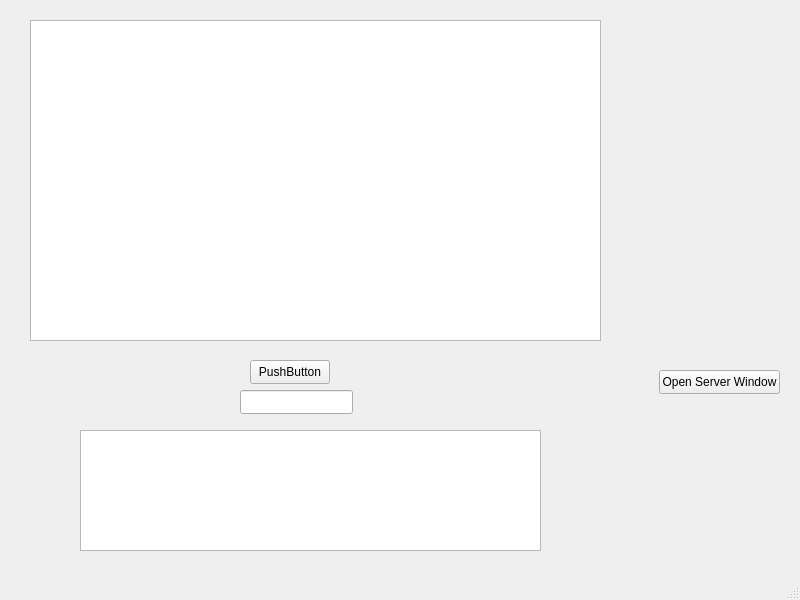
This is mainwindow.ui in bairgran/ConcurrentRisk as Qt 5 draws it before an edit. The edited form follows.
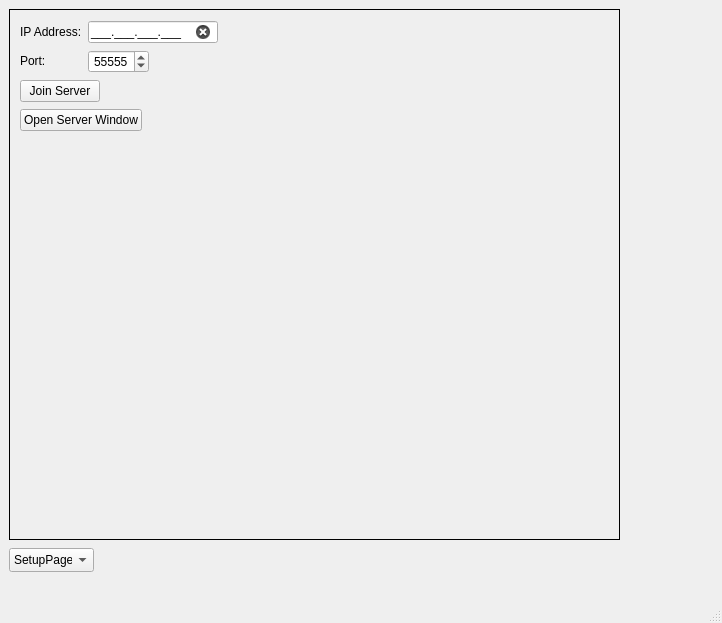
This is the edited form.

Commit message: added game to a stackedwidget with the login screen on the other page. Can be switched with a combo box.

The edit to the form file:
```diff
--- a/mainwindow.ui
+++ b/mainwindow.ui
@@ -6,69 +6,321 @@
    <rect>
     <x>0</x>
     <y>0</y>
-    <width>800</width>
-    <height>600</height>
+    <width>722</width>
+    <height>623</height>
    </rect>
   </property>
+  <property name="sizePolicy">
+   <sizepolicy hsizetype="Minimum" vsizetype="Minimum">
+    <horstretch>0</horstretch>
+    <verstretch>0</verstretch>
+   </sizepolicy>
+  </property>
   <property name="windowTitle">
    <string>MainWindow</string>
   </property>
+  <property name="styleSheet">
+   <string notr="true"/>
+  </property>
   <widget class="QWidget" name="centralwidget">
-   <widget class="QListView" name="listView">
-    <property name="geometry">
-     <rect>
-      <x>30</x>
-      <y>20</y>
-      <width>571</width>
-      <height>321</height>
-     </rect>
+   <property name="sizePolicy">
+    <sizepolicy hsizetype="Minimum" vsizetype="Minimum">
+     <horstretch>0</horstretch>
+     <verstretch>0</verstretch>
+    </sizepolicy>
+   </property>
+   <widget class="QStackedWidget" name="stackedWidget">
+    <property name="enabled">
+     <bool>true</bool>
     </property>
-   </widget>
-   <widget class="QPushButton" name="pushButton">
     <property name="geometry">
      <rect>
-      <x>250</x>
-      <y>360</y>
-      <width>80</width>
-      <height>24</height>
+      <x>9</x>
+      <y>9</y>
+      <width>611</width>
+      <height>531</height>
      </rect>
     </property>
-    <property name="text">
-     <string>PushButton</string>
+    <property name="sizePolicy">
+     <sizepolicy hsizetype="Minimum" vsizetype="Minimum">
+      <horstretch>0</horstretch>
+      <verstretch>0</verstretch>
+     </sizepolicy>
     </property>
-   </widget>
-   <widget class="QLineEdit" name="lineEdit">
-    <property name="geometry">
-     <rect>
-      <x>240</x>
-      <y>390</y>
-      <width>113</width>
-      <height>24</height>
-     </rect>
+    <property name="frameShape">
+     <enum>QFrame::Shape::Box</enum>
     </property>
-   </widget>
-   <widget class="QListView" name="listView_2">
-    <property name="geometry">
-     <rect>
-      <x>80</x>
-      <y>430</y>
-      <width>461</width>
-      <height>121</height>
-     </rect>
+    <property name="currentIndex">
+     <number>0</number>
     </property>
+    <widget class="QWidget" name="SetupPage">
+     <property name="sizePolicy">
+      <sizepolicy hsizetype="Minimum" vsizetype="Minimum">
+       <horstretch>0</horstretch>
+       <verstretch>0</verstretch>
+      </sizepolicy>
+     </property>
+     <widget class="QWidget" name="layoutWidget">
+      <property name="geometry">
+       <rect>
+        <x>0</x>
+        <y>0</y>
+        <width>218</width>
+        <height>135</height>
+       </rect>
+      </property>
+      <layout class="QGridLayout" name="gridLayout_2">
+       <property name="sizeConstraint">
+        <enum>QLayout::SizeConstraint::SetNoConstraint</enum>
+       </property>
+       <property name="leftMargin">
+        <number>10</number>
+       </property>
+       <property name="topMargin">
+        <number>10</number>
+       </property>
+       <property name="rightMargin">
+        <number>10</number>
+       </property>
+       <property name="bottomMargin">
+        <number>10</number>
+       </property>
+       <item row="2" column="0" colspan="2">
+        <widget class="QPushButton" name="pushButton_2">
+         <property name="sizePolicy">
+          <sizepolicy hsizetype="Fixed" vsizetype="Fixed">
+           <horstretch>0</horstretch>
+           <verstretch>0</verstretch>
+          </sizepolicy>
+         </property>
+         <property name="text">
+          <string>Join Server</string>
+         </property>
+        </widget>
+       </item>
+       <item row="0" column="1">
+        <widget class="QLineEdit" name="lineEdit_2">
+         <property name="sizePolicy">
+          <sizepolicy hsizetype="Fixed" vsizetype="Fixed">
+           <horstretch>0</horstretch>
+           <verstretch>0</verstretch>
+          </sizepolicy>
+         </property>
+         <property name="inputMask">
+          <string>000.000.000.000;_</string>
+         </property>
+         <property name="text">
+          <string>...</string>
+         </property>
+         <property name="clearButtonEnabled">
+          <bool>true</bool>
+         </property>
+        </widget>
+       </item>
+       <item row="1" column="1">
+        <widget class="QSpinBox" name="spinBox">
+         <property name="sizePolicy">
+          <sizepolicy hsizetype="Fixed" vsizetype="Fixed">
+           <horstretch>0</horstretch>
+           <verstretch>0</verstretch>
+          </sizepolicy>
+         </property>
+         <property name="frame">
+          <bool>true</bool>
+         </property>
+         <property name="alignment">
+          <set>Qt::AlignmentFlag::AlignCenter</set>
+         </property>
+         <property name="minimum">
+          <number>1024</number>
+         </property>
+         <property name="maximum">
+          <number>65535</number>
+         </property>
+         <property name="value">
+          <number>55555</number>
+         </property>
+        </widget>
+       </item>
+       <item row="3" column="0" colspan="2">
+        <widget class="QPushButton" name="btnOpenServerWindow">
+         <property name="sizePolicy">
+          <sizepolicy hsizetype="Fixed" vsizetype="Fixed">
+           <horstretch>0</horstretch>
+           <verstretch>0</verstretch>
+          </sizepolicy>
+         </property>
+         <property name="text">
+          <string>Open Server Window</string>
+         </property>
+        </widget>
+       </item>
+       <item row="1" column="0">
+        <widget class="QLabel" name="label_2">
+         <property name="sizePolicy">
+          <sizepolicy hsizetype="Fixed" vsizetype="Fixed">
+           <horstretch>0</horstretch>
+           <verstretch>0</verstretch>
+          </sizepolicy>
+         </property>
+         <property name="text">
+          <string>Port:</string>
+         </property>
+        </widget>
+       </item>
+       <item row="0" column="0">
+        <widget class="QLabel" name="label">
+         <property name="sizePolicy">
+          <sizepolicy hsizetype="Fixed" vsizetype="Fixed">
+           <horstretch>0</horstretch>
+           <verstretch>0</verstretch>
+          </sizepolicy>
+         </property>
+         <property name="text">
+          <string>IP Address:</string>
+         </property>
+        </widget>
+       </item>
+      </layout>
+     </widget>
+    </widget>
+    <widget class="QWidget" name="GamePage">
+     <property name="sizePolicy">
+      <sizepolicy hsizetype="Minimum" vsizetype="Minimum">
+       <horstretch>0</horstretch>
+       <verstretch>0</verstretch>
+      </sizepolicy>
+     </property>
+     <widget class="QWidget" name="layoutWidget">
+      <property name="geometry">
+       <rect>
+        <x>10</x>
+        <y>10</y>
+        <width>591</width>
+        <height>511</height>
+       </rect>
+      </property>
+      <layout class="QGridLayout" name="gridLayout">
+       <item row="1" column="3">
+        <widget class="QPushButton" name="pushButton">
+         <property name="text">
+          <string>PushButton</string>
+         </property>
+        </widget>
+       </item>
+       <item row="2" column="3">
+        <widget class="QLineEdit" name="lineEdit"/>
+       </item>
+       <item row="1" column="2" rowspan="2">
+        <spacer name="horizontalSpacer_5">
+         <property name="orientation">
+          <enum>Qt::Orientation::Horizontal</enum>
+         </property>
+         <property name="sizeHint" stdset="0">
+          <size>
+           <width>40</width>
+           <height>20</height>
+          </size>
+         </property>
+        </spacer>
+       </item>
+       <item row="1" column="5" rowspan="2">
+        <spacer name="horizontalSpacer_2">
+         <property name="orientation">
+          <enum>Qt::Orientation::Horizontal</enum>
+         </property>
+         <property name="sizeHint" stdset="0">
+          <size>
+           <width>40</width>
+           <height>20</height>
+          </size>
+         </property>
+        </spacer>
+       </item>
+       <item row="3" column="5">
+        <spacer name="horizontalSpacer_3">
+         <property name="orientation">
+          <enum>Qt::Orientation::Horizontal</enum>
+         </property>
+         <property name="sizeHint" stdset="0">
+          <size>
+           <width>40</width>
+           <height>20</height>
+          </size>
+         </property>
+        </spacer>
+       </item>
+       <item row="1" column="4" rowspan="2">
+        <spacer name="horizontalSpacer_4">
+         <property name="orientation">
+          <enum>Qt::Orientation::Horizontal</enum>
+         </property>
+         <property name="sizeHint" stdset="0">
+          <size>
+           <width>40</width>
+           <height>20</height>
+          </size>
+         </property>
+        </spacer>
+       </item>
+       <item row="1" column="0" rowspan="2" colspan="2">
+        <spacer name="horizontalSpacer">
+         <property name="orientation">
+          <enum>Qt::Orientation::Horizontal</enum>
+         </property>
+         <property name="sizeHint" stdset="0">
+          <size>
+           <width>40</width>
+           <height>20</height>
+          </size>
+         </property>
+        </spacer>
+       </item>
+       <item row="0" column="0" colspan="6">
+        <widget class="QListView" name="listView"/>
+       </item>
+       <item row="3" column="0">
+        <spacer name="horizontalSpacer_6">
+         <property name="orientation">
+          <enum>Qt::Orientation::Horizontal</enum>
+         </property>
+         <property name="sizeHint" stdset="0">
+          <size>
+           <width>40</width>
+           <height>20</height>
+          </size>
+         </property>
+        </spacer>
+       </item>
+       <item row="3" column="1" colspan="4">
+        <widget class="QListView" name="listView_2"/>
+       </item>
+      </layout>
+     </widget>
+    </widget>
    </widget>
-   <widget class="QPushButton" name="btnOpenServerWindow">
+   <widget class="QComboBox" name="comboBox">
     <property name="geometry">
      <rect>
-      <x>659</x>
-      <y>370</y>
-      <width>121</width>
+      <x>9</x>
+      <y>548</y>
+      <width>85</width>
       <height>24</height>
      </rect>
     </property>
-    <property name="text">
-     <string>Open Server Window</string>
+    <property name="currentText">
+     <string>SetupPage</string>
     </property>
+    <item>
+     <property name="text">
+      <string>SetupPage</string>
+     </property>
+    </item>
+    <item>
+     <property name="text">
+      <string>GamePage</string>
+     </property>
+    </item>
    </widget>
   </widget>
   <widget class="QMenuBar" name="menubar">
```
Left out of the diff: 31 changed lines with no effect on the pictures. The commit also changes 7 other files.
